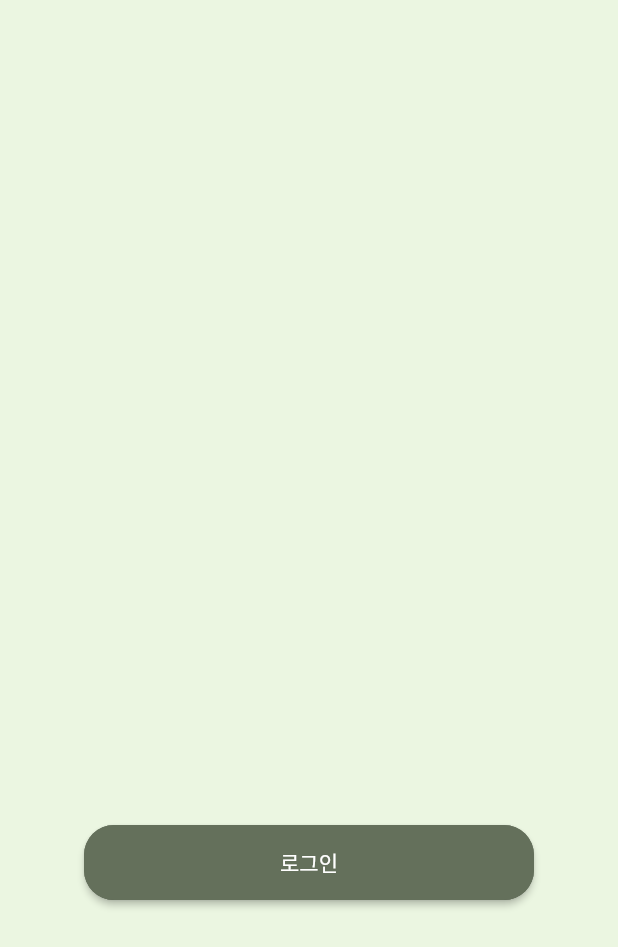
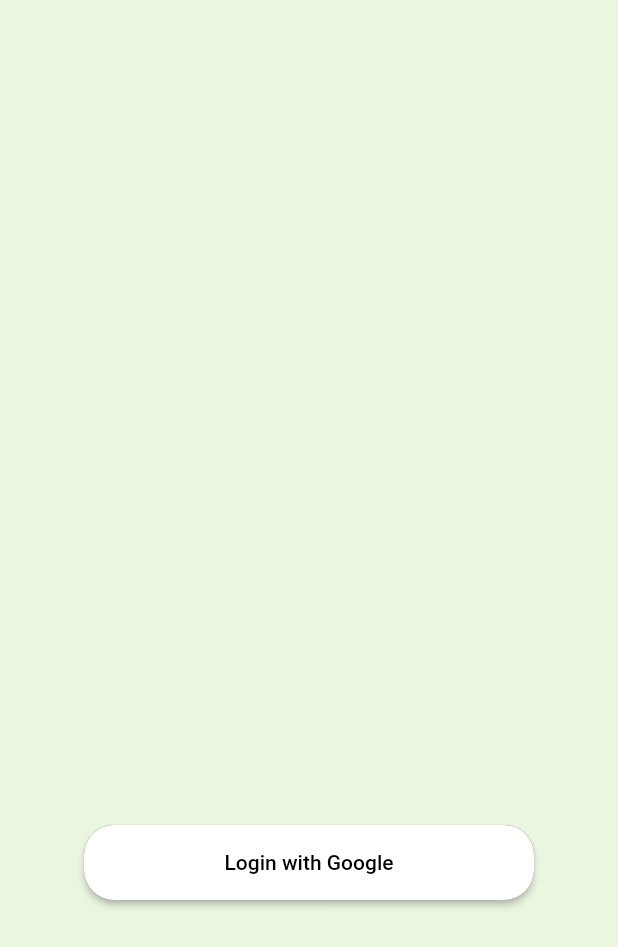
Before and after one commit to Life-Logs/flutter_app, a Flutter app: the screen it shows after launch, on a phone screen of 412 x 824 dp. Shown: the top 947 px of the screen. Run offline on Flutter 3.47's test engine with Material 2 defaults, Android fonts, the phone set to English and light mode, and no system bars; our stand-ins replace google_sign_in.

Commit message:
feat: add google login / api service for login

```diff
--- /dev/null
+++ b/lib/api/google_signin_api.dart
@@ -0,0 +1,7 @@
+import 'package:google_sign_in/google_sign_in.dart';
+
+class GoogleSignInApi {
+  static final _googleSignIn = GoogleSignIn();
+
+  static Future<GoogleSignInAccount?> login() => _googleSignIn.signIn();
+}
--- a/lib/home/home_screen.dart
+++ b/lib/home/home_screen.dart
@@ -1,5 +1,5 @@
 import 'package:flutter/material.dart';
-import 'package:lifelog/main/main_screen.dart';
+import 'package:lifelog/services/api_services.dart';
 
 class HomeScreen extends StatelessWidget {
   const HomeScreen({super.key});
@@ -19,29 +19,50 @@ class HomeScreen extends StatelessWidget {
                 color: const Color(0xff64705B),
                 borderRadius: BorderRadius.circular(20.0),
               ),
-              child: ElevatedButton(
-                onPressed: () {
-                  Navigator.push(
-                      context,
-                      MaterialPageRoute(
-                        builder: ((context) => const MainScreen()),
-                      ));
-                },
+              child: Builder(builder: (context) {
+                return ElevatedButton(
+                  onPressed: () => signIn(context),
                   style: ElevatedButton.styleFrom(
-                  backgroundColor: const Color(0xff64705B),
+                    backgroundColor: Colors.white,
                     shape: RoundedRectangleBorder(
                       borderRadius: BorderRadius.circular(20.0),
                     ),
                   ),
                   child: const Text(
-                  '로그인',
-                  style: TextStyle(color: Colors.white),
+                    'Login with Google',
+                    style: TextStyle(color: Colors.black),
                   ),
-              ),
+                );
+              }),
             ),
           ),
         ],
       ),
     );
   }
+
+  // Future signIn(context) async {
+  // final user = await GoogleSignInApi.login();
+
+  // if (user == null) {
+  //   ScaffoldMessenger.of(context)
+  //       .showSnackBar(const SnackBar(content: Text('Sign in Failed')));
+  // } else {
+  //   Navigator.of(context).pushReplacement(MaterialPageRoute(
+  //     builder: (context) => MainScreen(user: user),
+  //   ));
+  // }
+  // }
+
+  void signIn(BuildContext context) {
+    ApiService.getId().then((response) {
+      if (response.statusCode == 200) {
+        String cookies = response.headers['set-cookie'];
+      } else {
+        print('Request failed with status: ${response.statusCode}');
       }
+    }).catchError((error) {
+      print('Error: $error');
+    });
+  }
+}
--- /dev/null
+++ b/lib/services/api_services.dart
@@ -0,0 +1,12 @@
+import 'package:http/http.dart' as http;
+
+class ApiService {
+  static const String baseUrl = "https://lifelog.devtkim.com";
+
+  static Future getId() async {
+    final url = Uri.parse('$baseUrl/auth/to-google');
+    final response = await http.get(url);
+
+    return response;
+  }
+}
--- a/pubspec.yaml
+++ b/pubspec.yaml
@@ -35,6 +35,10 @@ dependencies:
   # The following adds the Cupertino Icons font to your application.
   # Use with the CupertinoIcons class for iOS style icons.
   cupertino_icons: ^1.0.2
+
+  google_sign_in: ^5.4.1
+  http: ^1.1.0
+  webview_flutter: ^2.8.0
 
 dev_dependencies:
   flutter_test:
```
Also changed, not shown: lib/main/main_screen.dart (+6 -1 lines), lib/main/widgets/routine_widget.dart (added, +10 -0 lines), pubspec.lock. Lines whose indentation alone changed are shown as unchanged.
